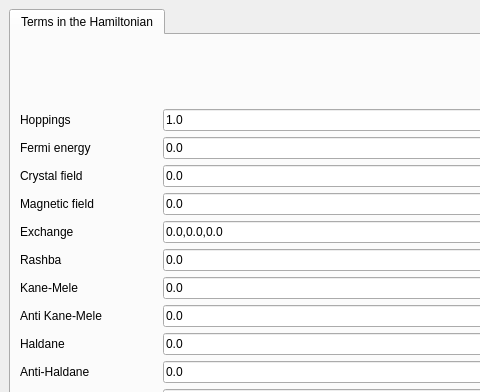
This is interface-pyqt/1d/interface.ui in joselado/quantum-lattice as Qt 5 draws it before an edit; both pictures show x 0 to 480 and y 0 to 392 of the 1017 by 659 pixel window. The edited form follows.
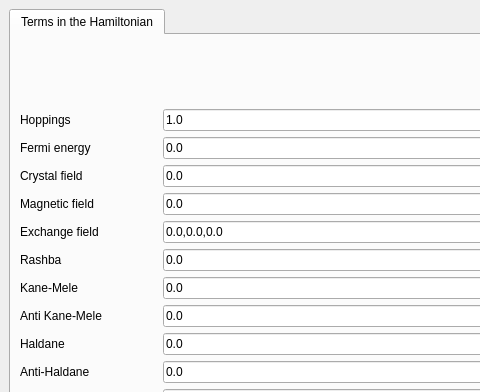
This is the edited form. Custom widgets are drawn as their Qt base class.

Commit message: Unify Hamiltonian-term label wording; fix SCF mean-field tabs collapsing to zero height

```diff
--- a/interface-pyqt/1d/interface.ui
+++ b/interface-pyqt/1d/interface.ui
@@ -145,7 +145,7 @@
           <item row="4" column="0">
            <widget class="BodyLabel" name="label_exchange">
             <property name="text">
-             <string>Exchange</string>
+             <string>Exchange field</string>
             </property>
            </widget>
           </item>
```
The commit also changes 14 other files.
